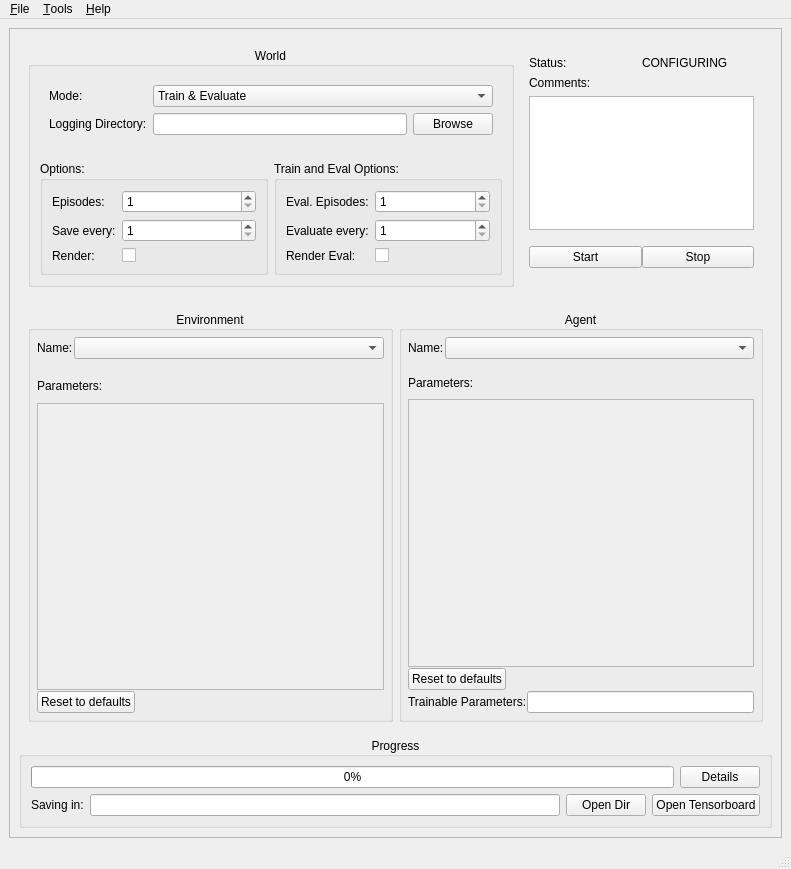
Old version of the form robamine/gui/gui.ui in the repository iSaran/robamine.
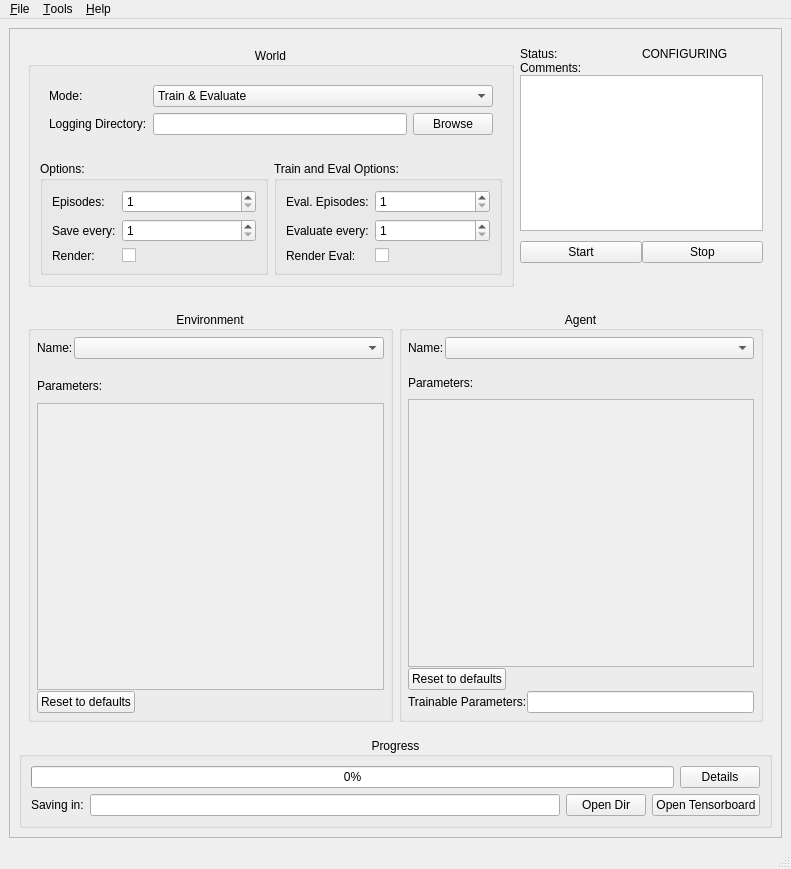
New version of the form.

Commit message: Add a scheduler tool

```diff
--- a/robamine/gui/gui.ui
+++ b/robamine/gui/gui.ui
@@ -247,6 +247,21 @@
            <item>
             <widget class="QWidget" name="comments_start_stop" native="true">
              <layout class="QVBoxLayout" name="verticalLayout_9">
+              <property name="spacing">
+               <number>0</number>
+              </property>
+              <property name="leftMargin">
+               <number>0</number>
+              </property>
+              <property name="topMargin">
+               <number>0</number>
+              </property>
+              <property name="rightMargin">
+               <number>0</number>
+              </property>
+              <property name="bottomMargin">
+               <number>0</number>
+              </property>
               <item>
                <widget class="QWidget" name="widget" native="true">
                 <layout class="QHBoxLayout" name="horizontalLayout_7">
@@ -322,6 +337,13 @@
                 </item>
                </layout>
               </item>
+              <item>
+               <widget class="QLabel" name="scheduled_time_label">
+                <property name="text">
+                 <string/>
+                </property>
+               </widget>
+              </item>
              </layout>
             </widget>
            </item>
@@ -694,6 +716,7 @@
      <string>&amp;Tools</string>
     </property>
     <addaction name="action_Set_As_Default"/>
+    <addaction name="schedule_action"/>
    </widget>
    <addaction name="menu_File"/>
    <addaction name="menuTools"/>
@@ -753,6 +776,11 @@
     <string>&amp;Open directory</string>
    </property>
   </action>
+  <action name="schedule_action">
+   <property name="text">
+    <string>Schedule Experiment</string>
+   </property>
+  </action>
  </widget>
  <resources/>
  <connections/>
```
The commit also changes 2 other files.
